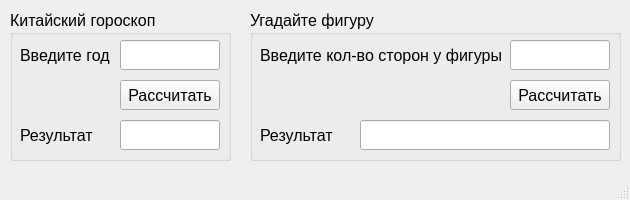
First picture: the form in lab6/lab6.ui, repository AndreyFerral/IntroductionPy, before the edit.
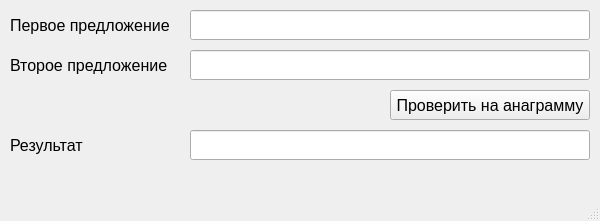
Second picture: the form after the edit.

Diff of the .ui file:
```diff
--- a/lab6/lab6.ui
+++ b/lab6/lab6.ui
@@ -6,10 +6,15 @@
    <rect>
     <x>0</x>
     <y>0</y>
-    <width>630</width>
-    <height>200</height>
+    <width>600</width>
+    <height>221</height>
    </rect>
   </property>
+  <property name="font">
+   <font>
+    <pointsize>12</pointsize>
+   </font>
+  </property>
   <property name="windowTitle">
    <string>Лабораторная работа 6</string>
   </property>
@@ -20,195 +25,93 @@
    <enum>QTabWidget::Rounded</enum>
   </property>
   <widget class="QWidget" name="centralwidget">
-   <widget class="QGroupBox" name="groupBox">
+   <widget class="QLabel" name="label_2">
     <property name="geometry">
      <rect>
       <x>10</x>
+      <y>50</y>
+      <width>180</width>
+      <height>30</height>
+     </rect>
+    </property>
+    <property name="text">
+     <string>Второе предложение</string>
+    </property>
+   </widget>
+   <widget class="QLineEdit" name="year_output">
+    <property name="geometry">
+     <rect>
+      <x>190</x>
+      <y>50</y>
+      <width>400</width>
+      <height>30</height>
+     </rect>
+    </property>
+   </widget>
+   <widget class="QLineEdit" name="year_input">
+    <property name="geometry">
+     <rect>
+      <x>190</x>
       <y>10</y>
-      <width>221</width>
-      <height>151</height>
+      <width>400</width>
+      <height>30</height>
      </rect>
     </property>
-    <property name="font">
-     <font>
-      <pointsize>12</pointsize>
-     </font>
+    <property name="inputMethodHints">
+     <set>Qt::ImhDigitsOnly</set>
     </property>
-    <property name="title">
-     <string>Китайский гороскоп</string>
+   </widget>
+   <widget class="QPushButton" name="year_button">
+    <property name="geometry">
+     <rect>
+      <x>390</x>
+      <y>90</y>
+      <width>200</width>
+      <height>30</height>
+     </rect>
     </property>
-    <widget class="QLabel" name="label">
-     <property name="geometry">
-      <rect>
-       <x>10</x>
-       <y>30</y>
-       <width>100</width>
-       <height>30</height>
-      </rect>
-     </property>
-     <property name="text">
-      <string>Введите год</string>
-     </property>
-    </widget>
-    <widget class="QPushButton" name="year_button">
-     <property name="geometry">
-      <rect>
-       <x>110</x>
-       <y>70</y>
-       <width>100</width>
-       <height>30</height>
-      </rect>
-     </property>
-     <property name="text">
-      <string>Рассчитать</string>
-     </property>
-    </widget>
-    <widget class="QLabel" name="label_2">
-     <property name="geometry">
-      <rect>
-       <x>10</x>
-       <y>110</y>
-       <width>100</width>
-       <height>30</height>
-      </rect>
-     </property>
-     <property name="text">
-      <string>Результат</string>
-     </property>
-    </widget>
-    <widget class="QLineEdit" name="year_input">
-     <property name="geometry">
-      <rect>
-       <x>110</x>
-       <y>30</y>
-       <width>100</width>
-       <height>30</height>
-      </rect>
-     </property>
-     <property name="inputMethodHints">
-      <set>Qt::ImhDigitsOnly</set>
-     </property>
-    </widget>
-    <widget class="QLineEdit" name="year_output">
-     <property name="geometry">
-      <rect>
-       <x>110</x>
-       <y>110</y>
-       <width>100</width>
-       <height>30</height>
-      </rect>
-     </property>
-    </widget>
+    <property name="text">
+     <string>Проверить на анаграмму</string>
+    </property>
    </widget>
-   <widget class="QGroupBox" name="groupBox_2">
+   <widget class="QLabel" name="label">
     <property name="geometry">
      <rect>
-      <x>250</x>
+      <x>10</x>
       <y>10</y>
-      <width>371</width>
-      <height>151</height>
+      <width>180</width>
+      <height>30</height>
      </rect>
     </property>
-    <property name="font">
-     <font>
-      <pointsize>12</pointsize>
-     </font>
+    <property name="text">
+     <string>Первое предложение</string>
     </property>
-    <property name="title">
-     <string>Угадайте фигуру</string>
+   </widget>
+   <widget class="QLabel" name="label_3">
+    <property name="geometry">
+     <rect>
+      <x>10</x>
+      <y>130</y>
+      <width>180</width>
+      <height>30</height>
+     </rect>
     </property>
-    <widget class="QLabel" name="label_3">
-     <property name="geometry">
-      <rect>
-       <x>10</x>
-       <y>30</y>
-       <width>250</width>
-       <height>30</height>
-      </rect>
-     </property>
-     <property name="autoFillBackground">
-      <bool>false</bool>
-     </property>
-     <property name="inputMethodHints">
-      <set>Qt::ImhNone</set>
-     </property>
-     <property name="text">
-      <string>Введите кол-во сторон у фигуры</string>
-     </property>
-     <property name="textFormat">
-      <enum>Qt::AutoText</enum>
-     </property>
-     <property name="scaledContents">
-      <bool>false</bool>
-     </property>
-     <property name="wordWrap">
-      <bool>true</bool>
-     </property>
-    </widget>
-    <widget class="QPushButton" name="figure_button">
-     <property name="geometry">
-      <rect>
-       <x>260</x>
-       <y>70</y>
-       <width>100</width>
-       <height>30</height>
-      </rect>
-     </property>
-     <property name="text">
-      <string>Рассчитать</string>
-     </property>
-    </widget>
-    <widget class="QLabel" name="label_4">
-     <property name="geometry">
-      <rect>
-       <x>10</x>
-       <y>110</y>
-       <width>100</width>
-       <height>30</height>
-      </rect>
-     </property>
-     <property name="autoFillBackground">
-      <bool>false</bool>
-     </property>
-     <property name="inputMethodHints">
-      <set>Qt::ImhNone</set>
-     </property>
-     <property name="text">
-      <string>Результат</string>
-     </property>
-     <property name="textFormat">
-      <enum>Qt::AutoText</enum>
-     </property>
-     <property name="scaledContents">
-      <bool>false</bool>
-     </property>
-     <property name="wordWrap">
-      <bool>true</bool>
-     </property>
-    </widget>
-    <widget class="QLineEdit" name="figure_input">
-     <property name="geometry">
-      <rect>
-       <x>260</x>
-       <y>30</y>
-       <width>100</width>
-       <height>30</height>
-      </rect>
-     </property>
-     <property name="inputMethodHints">
-      <set>Qt::ImhDigitsOnly</set>
-     </property>
-    </widget>
-    <widget class="QLineEdit" name="figure_output">
-     <property name="geometry">
-      <rect>
-       <x>110</x>
-       <y>110</y>
-       <width>250</width>
-       <height>30</height>
-      </rect>
-     </property>
-    </widget>
+    <property name="text">
+     <string>Результат</string>
+    </property>
+   </widget>
+   <widget class="QLineEdit" name="year_output_2">
+    <property name="geometry">
+     <rect>
+      <x>190</x>
+      <y>130</y>
+      <width>400</width>
+      <height>30</height>
+     </rect>
+    </property>
+    <property name="readOnly">
+     <bool>true</bool>
+    </property>
    </widget>
   </widget>
   <widget class="QMenuBar" name="menubar">
```
Left out of the diff: 6 changed lines with no effect on the pictures.
